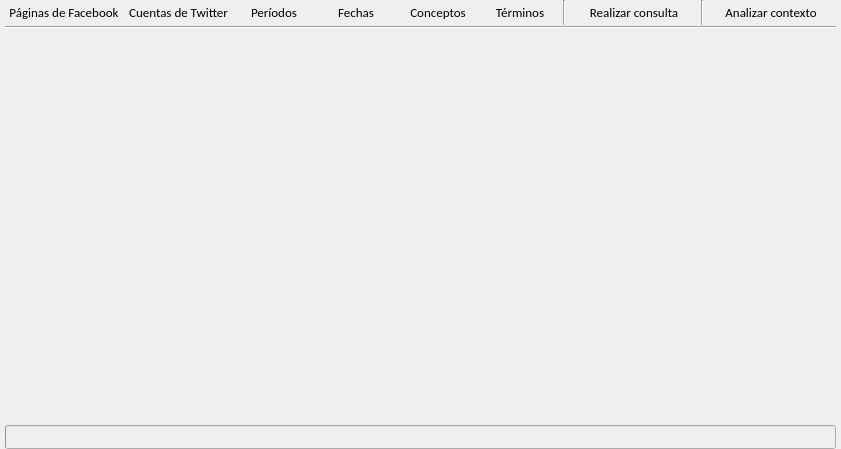
Before: the Qt Designer form visualizador-de-contexto/visualizadordecontexto.ui in miglesias91/visualizador-de-contextos, drawn with Qt 5.
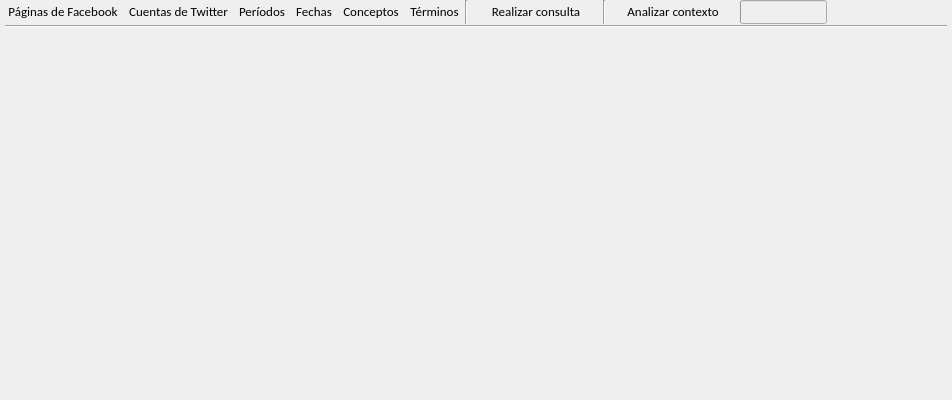
After: the same form once the commit is applied.

Patch:
```diff
--- a/visualizador-de-contexto/visualizadordecontexto.ui
+++ b/visualizador-de-contexto/visualizadordecontexto.ui
@@ -6,13 +6,19 @@
    <rect>
     <x>0</x>
     <y>0</y>
-    <width>827</width>
-    <height>449</height>
+    <width>952</width>
+    <height>400</height>
    </rect>
   </property>
   <property name="windowTitle">
    <string>Visualizador de contexto</string>
   </property>
+  <property name="styleSheet">
+   <string notr="true">
+
+
+</string>
+  </property>
   <property name="documentMode">
    <bool>false</bool>
   </property>
@@ -47,6 +53,16 @@
         <verstretch>0</verstretch>
        </sizepolicy>
       </property>
+      <property name="styleSheet">
+       <string notr="true">QPushButton {
+	background-color: rgba(255, 255, 255, 0);
+	border: 3px solid transparent;
+}
+
+QPushButton:hover {
+	background-color: rgb(247, 247, 247);
+}</string>
+      </property>
       <layout class="QHBoxLayout" name="layout_opciones">
        <property name="spacing">
         <number>3</number>
@@ -73,7 +89,7 @@
          </property>
          <layout class="QHBoxLayout" name="layout_fila_entidades">
           <property name="spacing">
-           <number>2</number>
+           <number>5</number>
           </property>
           <property name="leftMargin">
            <number>0</number>
@@ -91,7 +107,7 @@
            <widget class="QPushButton" name="btn_medios_facebook">
             <property name="minimumSize">
              <size>
-              <width>0</width>
+              <width>80</width>
               <height>0</height>
              </size>
             </property>
@@ -101,6 +117,12 @@
               <pointsize>10</pointsize>
              </font>
             </property>
+            <property name="autoFillBackground">
+             <bool>false</bool>
+            </property>
+            <property name="styleSheet">
+             <string notr="true"/>
+            </property>
             <property name="text">
              <string>Páginas de Facebook</string>
             </property>
@@ -123,7 +145,7 @@
              <bool>false</bool>
             </property>
             <property name="flat">
-             <bool>true</bool>
+             <bool>false</bool>
             </property>
            </widget>
           </item>
@@ -141,11 +163,20 @@
               <pointsize>10</pointsize>
              </font>
             </property>
+            <property name="styleSheet">
+             <string notr="true"/>
+            </property>
             <property name="text">
              <string>Cuentas de Twitter</string>
             </property>
+            <property name="autoDefault">
+             <bool>false</bool>
+            </property>
+            <property name="default">
+             <bool>false</bool>
+            </property>
             <property name="flat">
-             <bool>true</bool>
+             <bool>false</bool>
             </property>
            </widget>
           </item>
@@ -157,9 +188,15 @@
               <pointsize>10</pointsize>
              </font>
             </property>
+            <property name="styleSheet">
+             <string notr="true"/>
+            </property>
             <property name="text">
              <string>Períodos</string>
             </property>
+            <property name="default">
+             <bool>true</bool>
+            </property>
             <property name="flat">
              <bool>true</bool>
             </property>
@@ -173,6 +210,9 @@
               <pointsize>10</pointsize>
              </font>
             </property>
+            <property name="styleSheet">
+             <string notr="true"/>
+            </property>
             <property name="text">
              <string>Fechas</string>
             </property>
@@ -189,6 +229,9 @@
               <pointsize>10</pointsize>
              </font>
             </property>
+            <property name="styleSheet">
+             <string notr="true"/>
+            </property>
             <property name="text">
              <string>Conceptos</string>
             </property>
@@ -205,6 +248,9 @@
               <pointsize>10</pointsize>
              </font>
             </property>
+            <property name="styleSheet">
+             <string notr="true"/>
+            </property>
             <property name="text">
              <string>Términos</string>
             </property>
@@ -261,6 +307,9 @@
               <bold>false</bold>
              </font>
             </property>
+            <property name="styleSheet">
+             <string notr="true"/>
+            </property>
             <property name="text">
              <string>Realizar consulta</string>
             </property>
@@ -309,6 +358,9 @@
               <kerning>true</kerning>
              </font>
             </property>
+            <property name="styleSheet">
+             <string notr="true"/>
+            </property>
             <property name="text">
              <string>Analizar contexto</string>
             </property>
@@ -317,6 +369,39 @@
             </property>
            </widget>
           </item>
+          <item>
+           <widget class="QProgressBar" name="bar_analizar_ctx">
+            <property name="enabled">
+             <bool>false</bool>
+            </property>
+            <property name="sizePolicy">
+             <sizepolicy hsizetype="Maximum" vsizetype="Maximum">
+              <horstretch>0</horstretch>
+              <verstretch>0</verstretch>
+             </sizepolicy>
+            </property>
+            <property name="minimumSize">
+             <size>
+              <width>0</width>
+              <height>0</height>
+             </size>
+            </property>
+            <property name="font">
+             <font>
+              <family>Calibri</family>
+             </font>
+            </property>
+            <property name="value">
+             <number>0</number>
+            </property>
+            <property name="textVisible">
+             <bool>false</bool>
+            </property>
+            <property name="invertedAppearance">
+             <bool>false</bool>
+            </property>
+           </widget>
+          </item>
          </layout>
         </widget>
        </item>
@@ -363,39 +448,6 @@
       </layout>
      </widget>
     </item>
-    <item>
-     <widget class="QProgressBar" name="bar_analizar_ctx">
-      <property name="enabled">
-       <bool>false</bool>
-      </property>
-      <property name="sizePolicy">
-       <sizepolicy hsizetype="Expanding" vsizetype="Fixed">
-        <horstretch>0</horstretch>
-        <verstretch>0</verstretch>
-       </sizepolicy>
-      </property>
-      <property name="minimumSize">
-       <size>
-        <width>300</width>
-        <height>20</height>
-       </size>
-      </property>
-      <property name="font">
-       <font>
-        <family>Calibri</family>
-       </font>
-      </property>
-      <property name="value">
-       <number>0</number>
-      </property>
-      <property name="textVisible">
-       <bool>false</bool>
-      </property>
-      <property name="invertedAppearance">
-       <bool>false</bool>
-      </property>
-     </widget>
-    </item>
    </layout>
   </widget>
  </widget>
```
Left out of the diff: 3 changed lines with no effect on the pictures.
